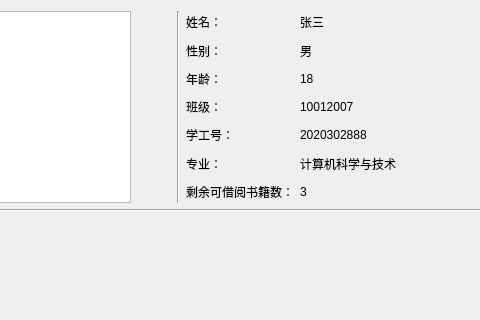
First picture: the form in ui/studentMain.ui, repository Fenejifen/sql-work, before the edit; both pictures show x 176 to 656 and y 0 to 320 of the 839 by 599 pixel window.
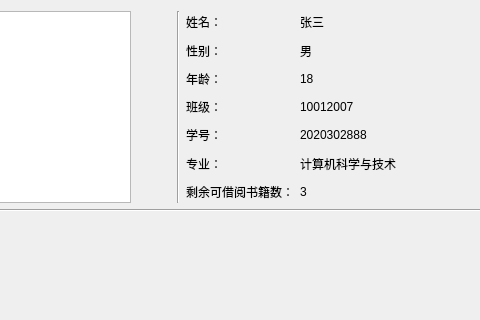
Second picture: the form after the edit.

Commit message: 优化部分命名，完善管理员操作主界面，初步完成学生查询与借阅界面

What changed in the file:
```diff
--- a/ui/studentMain.ui
+++ b/ui/studentMain.ui
@@ -91,7 +91,7 @@
          <item>
           <widget class="QLabel" name="label_4">
            <property name="text">
-            <string>学工号：</string>
+            <string>学号：</string>
            </property>
           </widget>
          </item>
```
Left out of the diff: 12 changed lines with no effect on the pictures. Lines whose indentation alone changed are shown as unchanged. The commit also changes 6 other files.
